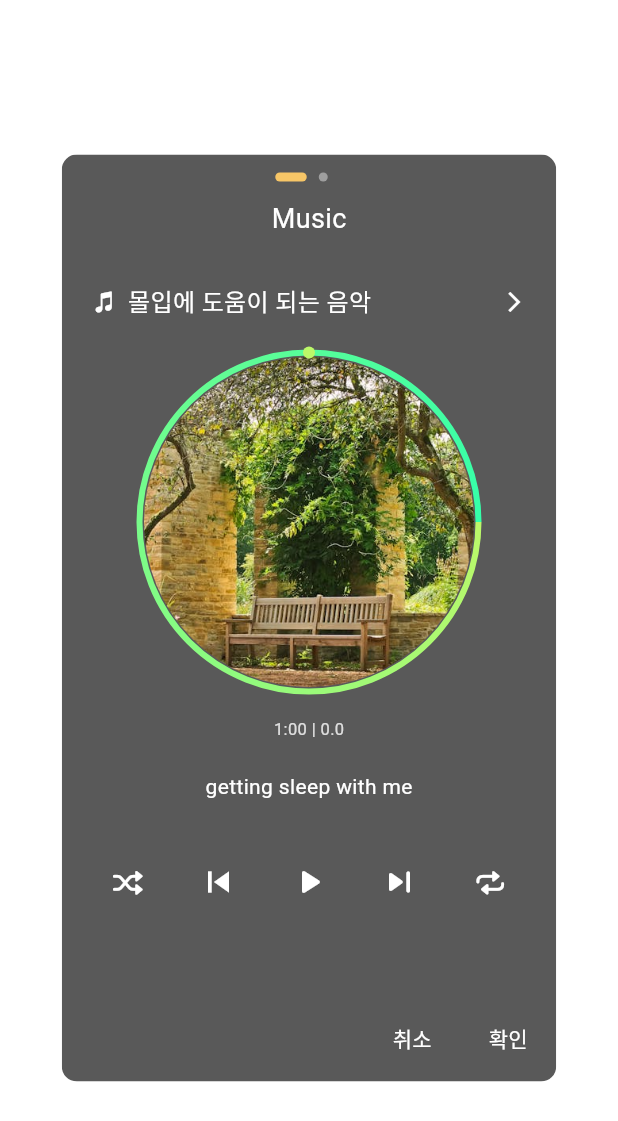
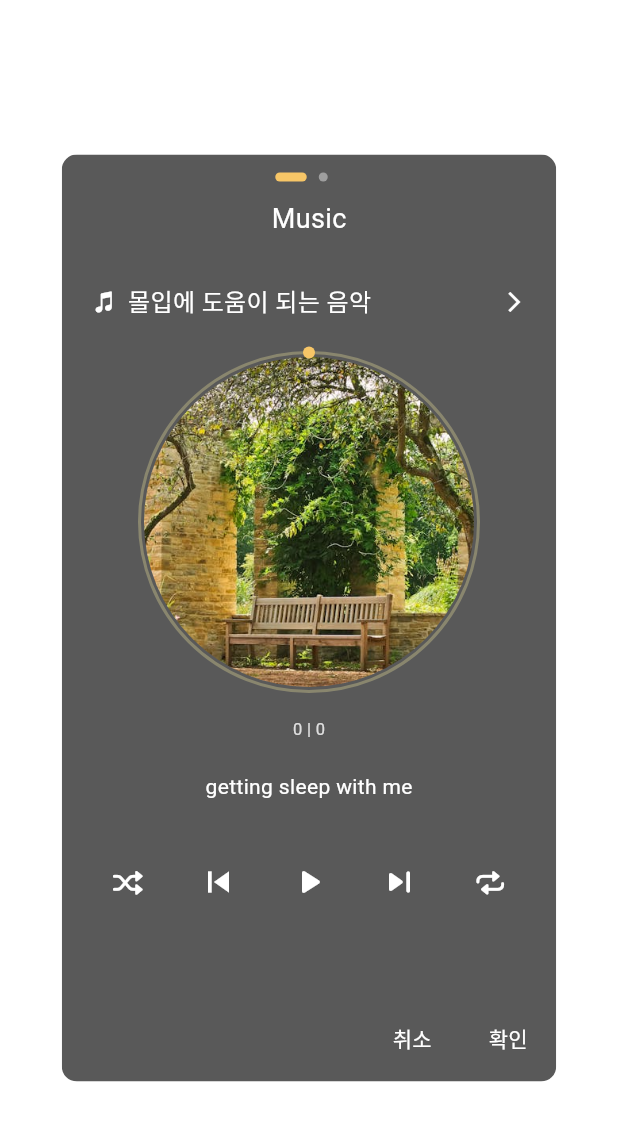
Before and after one commit to rainofmay/distance, a Flutter app: the MyroomMusicScreen screen opened directly, on a phone screen of 412 x 824 dp. Shown: the top 1121 px of the screen. Run offline on Flutter 3.47's test engine with Material 3 defaults, Android fonts, the phone set to English and light mode, and no system bars; drawn by our look-alikes of sleek_circular_slider; our stand-ins replace audioplayers, cached_network_image, emoji_picker_flutter, firebase_core, flutter_dotenv, flutter_svg and 9 more; missing offline and left inert: aws_s3_api, cached_video_player, omni_datetime_picker; accounts and stored records are empty; network calls fail; Roboto replaces fonts that are missing (GmarketSansTTFMedium).

Commit message:
[UPDATE] 자연소리 미리듣기 기능 구현

```diff
--- a/lib/provider/myroom/myroom_music_provider.dart
+++ b/lib/provider/myroom/myroom_music_provider.dart
@@ -48,4 +48,22 @@ class MyRoomMusicProvider {
   List<MusicInfo> getAllMusic() {
     return musicList;
   }
+
+  static List<MusicInfo> soundListOfUser = [
+    MusicInfo(
+        playerIndex: 0,
+        kindOfMusic: '풀벌레',
+        musicIcon:
+        Icon(CupertinoIcons.moon_stars, size: 18, color: LIGHT_WHITE),
+        audioURL: 'audios/nature/bugSound.mp3'),
+    MusicInfo(
+        playerIndex: 1,
+        kindOfMusic: '파도',
+        musicIcon: Icon(Icons.waves_rounded, size: 18, color: LIGHT_WHITE),
+        audioURL: 'audios/nature/waveSound.mp3'),
+  ];
+
+  List<MusicInfo> getUserSounds() {
+    return soundListOfUser;
+  }
 }
--- a/lib/view/myroom/music/widget/circled_music_player.dart
+++ b/lib/view/myroom/music/widget/circled_music_player.dart
@@ -1,9 +1,10 @@
+import 'dart:async';
 import 'dart:ui';
-
 import 'package:flutter/cupertino.dart';
 import 'package:flutter/material.dart';
 import 'package:get/get.dart';
 import 'package:mobile/common/const/colors.dart';
+import 'package:mobile/provider/myroom/myroom_music_provider.dart';
 import 'package:mobile/view_model/myroom/music/music_view_model.dart';
 import 'package:sleek_circular_slider/sleek_circular_slider.dart';
 
@@ -18,33 +19,37 @@ class CircledMusicPlayer extends StatefulWidget {
 
 class _CircledMusicPlayerState extends State<CircledMusicPlayer>
     with SingleTickerProviderStateMixin {
-  final ValueNotifier<double> _progressNotifier = ValueNotifier(0.0);
-  late AnimationController _animationController;
+  late double progress;
+  final ValueNotifier<double> progressNotifier = ValueNotifier(0.0);
+  late StreamSubscription positionSubscription;
+  Timer? _timer;
 
+  void updateProgress() {
+    double progress =
+        widget.viewModel.currentMusicPosition.inSeconds.toDouble() /
+            widget.viewModel.currentMusicDuration.inSeconds.toDouble();
+    progressNotifier.value = progress * 100;
+  }
 
+  subscribeDuration() {
+    _timer = Timer.periodic(Duration(seconds: 3), (timer) {
+      if (mounted) {
+        updateProgress();
+      } else {
+        timer.cancel();
+      }
+    });
+  }
 
   @override
   void initState() {
-    _initializeController();
-
     super.initState();
   }
 
-  _initializeController() async{
-    final musicDuration = widget.viewModel.currentMusicDuration;
-    setState(() {
-      _animationController = AnimationController(
-        vsync: this,
-        duration: Duration(seconds: musicDuration.toInt()),
-      );
-
-      _animationController.addListener(() {
-        _progressNotifier.value = _animationController.value * 100;
-      });
-
-      // Start the animation
-      // _animationController.forward(from: 0.0);
-    });
+  @override
+  void dispose() {
+    super.dispose();
+    _timer?.cancel();
   }
 
   @override
@@ -67,9 +72,9 @@ class _CircledMusicPlayerState extends State<CircledMusicPlayer>
                 height: 230,
                 child: AbsorbPointer(
                     absorbing: true, // true면 클라이언트가 조절하지 못하게 함.
-                child: ValueListenableBuilder(
-                  valueListenable: _progressNotifier,
-                  builder: (BuildContext context, value, Widget? child) {
+                    child: ValueListenableBuilder<double>(
+                        valueListenable: progressNotifier,
+                        builder: (context, value, child) {
                           return SleekCircularSlider(
                             appearance: CircularSliderAppearance(
                               customWidths: CustomSliderWidths(
@@ -78,14 +83,14 @@ class _CircledMusicPlayerState extends State<CircledMusicPlayer>
                                   shadowWidth: 16,
                                   handlerSize: 4),
                               customColors: CustomSliderColors(
-                            dotColor: const Color(0xffBCF869),
+                                  dotColor: PRIMARY_LIGHT,
                                   trackColor:
-                            const Color(0xff34FFAA).withOpacity(0.3),
+                                      const Color(0xffFAEE9E).withOpacity(0.3),
                                   progressBarColors: [
-                              const Color(0xffBCF869),
-                              const Color(0xff34FFAA)
+                                    const Color(0xffFAEE9E),
+                                    const Color(0xffE5A663)
                                   ],
-                            shadowColor: const Color(0xffBCF869),
+                                  shadowColor: const Color(0xffFAEE9E),
                                   shadowMaxOpacity: 0.05),
                               infoProperties: InfoProperties(
                                 topLabelStyle: const TextStyle(
@@ -109,21 +114,24 @@ class _CircledMusicPlayerState extends State<CircledMusicPlayer>
                             ),
                             min: 0,
                             max: 100,
-                      initialValue: 100,
+                            initialValue: value,
                             onChange: (double value) {},
                             onChangeStart: (double startValue) {},
                             onChangeEnd: (double endValue) {},
                             // innerWidget: ,
                           );
-                  },
-                )),
+                        })),
               ),
             ]),
             const SizedBox(height: 15),
-        Obx(() => Text('1:00 | ${widget.viewModel.currentMusicDuration}',
+            Obx(() => Text(
+                '${(widget.viewModel.currentMusicPosition.inSeconds)} | ${(widget.viewModel.currentMusicDuration.inSeconds) - (widget.viewModel.currentMusicPosition.inSeconds)}',
                 style: TextStyle(color: TRANSPARENT_WHITE, fontSize: 11))),
             const SizedBox(height: 20),
-        Text(widget.viewModel.musicInfoList[widget.viewModel.currentIndex].kindOfMusic, style: TextStyle(color: WHITE, fontSize: 14)),
+            Text(
+                widget.viewModel.musicInfoList[widget.viewModel.currentIndex]
+                    .kindOfMusic,
+                style: TextStyle(color: WHITE, fontSize: 14)),
             const SizedBox(height: 30),
             Row(
               mainAxisAlignment: MainAxisAlignment.spaceBetween,
@@ -139,7 +147,7 @@ class _CircledMusicPlayerState extends State<CircledMusicPlayer>
                 IconButton(
                     onPressed: () {
                       widget.viewModel.musicPlayPause();
-                  _animationController.forward(from: 0.0);
+                      subscribeDuration();
                     },
                     icon: Icon(
                         widget.viewModel.isMusicPlaying
@@ -151,7 +159,8 @@ class _CircledMusicPlayerState extends State<CircledMusicPlayer>
                     onPressed: () {
                       widget.viewModel.nextTrack();
                     },
-                icon: Icon(Icons.skip_next_rounded, color: WHITE, size: 28)),
+                    icon:
+                        Icon(Icons.skip_next_rounded, color: WHITE, size: 28)),
                 IconButton(
                     onPressed: () {},
                     icon: Icon(CupertinoIcons.repeat, color: WHITE, size: 20)),
--- a/lib/view/myroom/music/widget/sound_volume.dart
+++ b/lib/view/myroom/music/widget/sound_volume.dart
@@ -25,6 +25,7 @@ class _SoundVolumeState extends State<SoundVolume> {
       _volume = value;
     });
     widget.viewModel.setVolume(widget.playerIndex, _volume); // ViewModel을 통해 오디오 플레이어의 볼륨을 설정
+
   }
 
   @override
--- a/lib/view/myroom/myroom_screen.dart
+++ b/lib/view/myroom/myroom_screen.dart
@@ -4,11 +4,13 @@ import 'package:flutter/material.dart';
 import 'package:flutter/scheduler.dart';
 import 'package:get/get.dart';
 import 'package:mobile/common/const/colors.dart';
+import 'package:mobile/provider/myroom/myroom_music_provider.dart';
 import 'package:mobile/util/mate/online_status_manager.dart';
 
 import 'package:mobile/view/myroom/widget/floating_todo.dart';
 import 'package:mobile/view_model/myroom/background/myroom_view_model.dart';
 import 'package:mobile/view/myroom/music/myroom_music_screen.dart';
+import 'package:mobile/view_model/myroom/music/music_view_model.dart';
 import 'package:mobile/widgets/action_buttons.dart';
 import 'package:mobile/widgets/audio_spectrum_visualizer.dart';
 import 'package:mobile/widgets/expandable_fab.dart';
@@ -18,6 +20,8 @@ class MyroomScreen extends StatefulWidget {
   MyroomScreen({super.key});
 
   final MyroomViewModel backgroundViewModel = Get.put(MyroomViewModel());
+  final MusicViewModel musicViewModel = Get.put(MusicViewModel(provider: MyRoomMusicProvider()));
+
   @override
   State<MyroomScreen> createState() => _MyRoomState();
 }
@@ -30,6 +34,7 @@ class _MyRoomState extends State<MyroomScreen> with WidgetsBindingObserver {
   void initState() {
     super.initState();
     widget.backgroundViewModel.loadPreferences();
+    widget.musicViewModel.setInitMusicState();
     onlineStatusManager = OnlineStatusManager();
     WidgetsBinding.instance.addObserver(this);
   }
--- a/lib/view_model/myroom/music/music_view_model.dart
+++ b/lib/view_model/myroom/music/music_view_model.dart
@@ -21,7 +21,7 @@ class MusicViewModel extends GetxController
 
   /* Music */
   late final Rx<AudioPlayer> _musicPlayer = AudioPlayer().obs;
-
+  AudioPlayer get musicPlayer => _musicPlayer.value;
   late final RxList<MusicInfo> _musicInfoList = <MusicInfo>[].obs;
   List<MusicInfo> get musicInfoList => _musicInfoList;
   // url만 담긴 리스트
@@ -30,24 +30,38 @@ class MusicViewModel extends GetxController
 
   late final RxInt _currentIndex = 0.obs;
   int get currentIndex => _currentIndex.value;
-  late final Rx<double> _currentMusicDuration = 0.0.obs;
-  double get currentMusicDuration => _currentMusicDuration.value;
+  late final Rx<Duration> _currentMusicDuration = Duration.zero.obs;
+  Duration get currentMusicDuration => _currentMusicDuration.value;
+  late final Rx<Duration> _currentMusicPosition = Duration.zero.obs;
+  Duration get currentMusicPosition => _currentMusicPosition.value;
+
   late final RxBool _isMusicPlaying = false.obs;
   bool get isMusicPlaying => _isMusicPlaying.value;
   late final Rx<double> _volume = 0.5.obs;
 
   @override
   void onInit() {
+    setInitMusicState();
+    super.onInit();
+  }
+
+  setInitMusicState() {
     getAllMusicSource();
+    _musicPlayer().onDurationChanged.listen((Duration duration) {
+      _currentMusicDuration.value = duration;
+    });
+
+
+    _musicPlayer().onPositionChanged.listen((Duration position) {
+      _currentMusicPosition.value = position;
+    });
+
     _musicPlayer().onPlayerStateChanged.listen((state) {
       _isMusicPlaying.value = state == PlayerState.playing;
     });
 
-    _musicPlayer().onDurationChanged.listen((Duration duration) {
-      _currentMusicDuration.value = duration.inSeconds.toDouble();
-    });
+
     setVolume(0.5);
-    super.onInit();
   }
 
   void setVolume(double volume) {
@@ -71,6 +85,7 @@ class MusicViewModel extends GetxController
     // 외부에서 가져올 경우 setSourceUrl
      _musicPlayer().setSourceAsset(_musicInfoList[_currentIndex.value].audioURL);
   }
+
 
   musicPlayPause() async{
     if (_musicPlayer().state == PlayerState.playing) {
--- a/pubspec.yaml
+++ b/pubspec.yaml
@@ -14,7 +14,6 @@ dependencies:
   animations: ^2.0.0
   provider: ^6.0.1
   cupertino_icons: ^1.0.6
-  just_audio: ^0.9.38
   http: ^1.2.0
   table_calendar: ^3.1.1
   shared_preferences: ^2.0.8
```
Also changed, not shown: lib/view/myroom/music/sound_themes_screen.dart (+48 -50 lines), lib/view_model/myroom/music/sound_view_model.dart (+6 -13 lines), lib/view_model/myroom/music/store_sound_view_model.dart (added, +95 -0 lines), pubspec.lock, 2 other files. Lines whose indentation alone changed are shown as unchanged.
